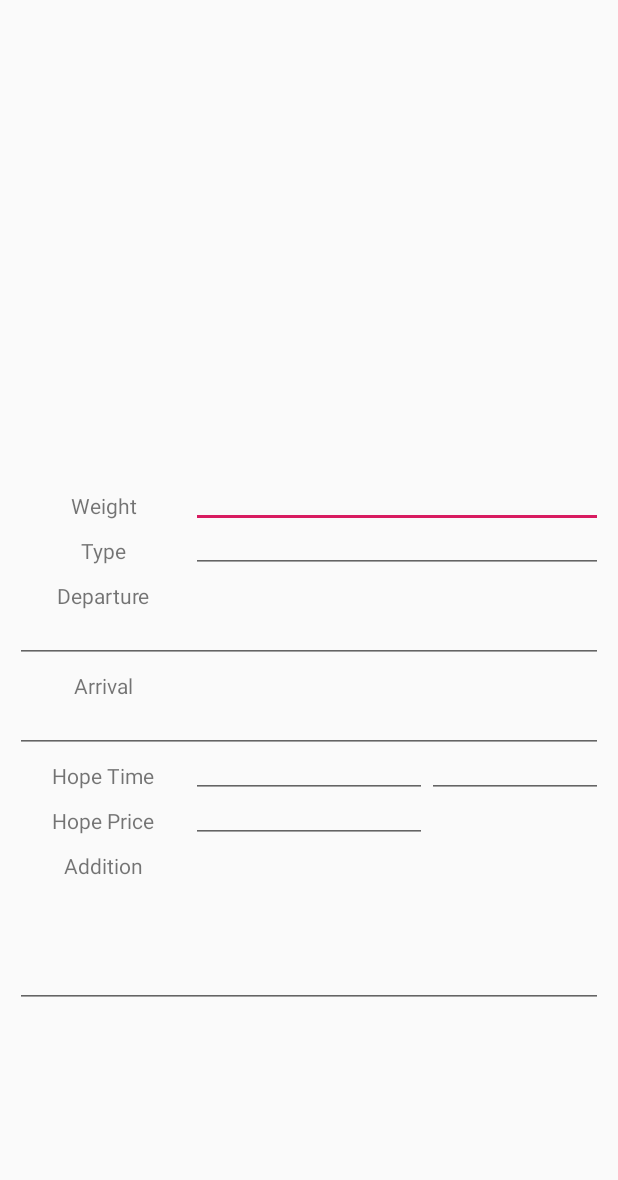
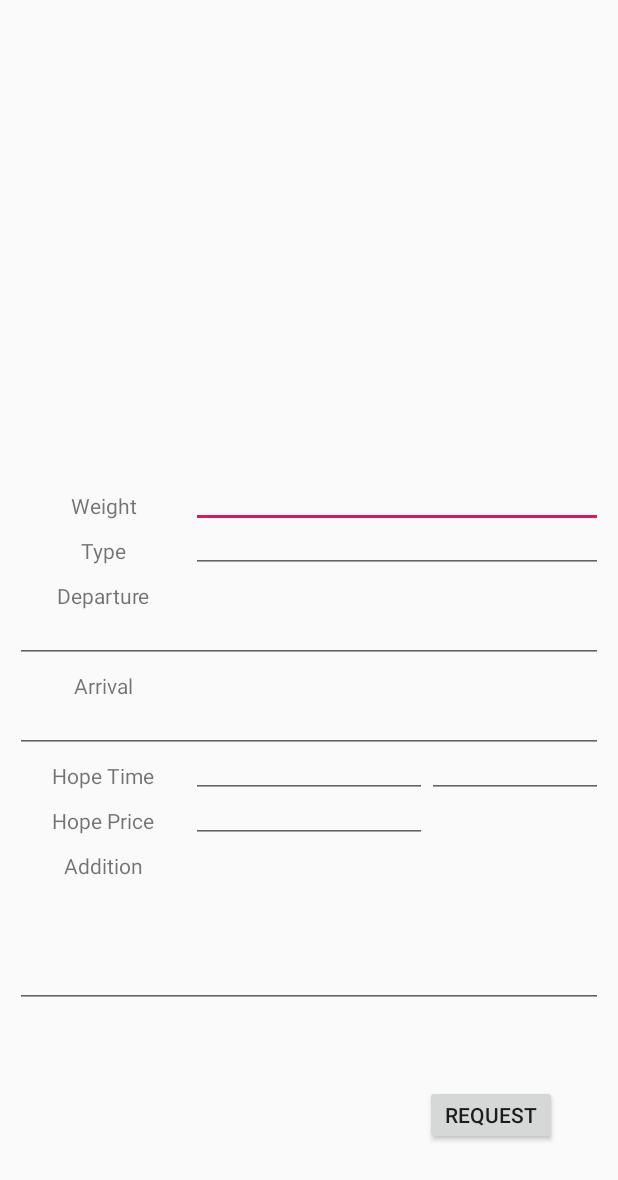
Before and after one commit to JWHAPO/freight_app, an Android app: the layout order_layout.xml on its own in the app's theme, with its tools: preview values and no code run, on a phone screen of 412 x 824 dp. Shown: the top 1180 px of the screen. Run offline under Robolectric (Android 15) with nearby library versions, the phone set to English and light mode, and no system bars.

Commit message:
almost complete order_layout

```diff
--- a/app/src/main/res/layout/order_layout.xml
+++ b/app/src/main/res/layout/order_layout.xml
@@ -237,6 +237,18 @@
                 app:layout_constraintLeft_toLeftOf="parent"
                 app:layout_constraintTop_toBottomOf="@+id/order_addition_title_tv"
         />
+        <Button
+                android:id="@+id/order_request_btn"
+                android:layout_width="wrap_content"
+                android:layout_height="@dimen/button_height_normal_size"
+                android:text="@string/request"
+                app:layout_constraintTop_toBottomOf="@+id/order_addition_et"
+                app:layout_constraintRight_toRightOf="parent"
+                app:layout_constraintLeft_toLeftOf="parent"
+                app:layout_constraintHorizontal_bias="0.9"
+                app:layout_constraintBottom_toBottomOf="parent"
+        />
+
 
     </android.support.constraint.ConstraintLayout>
 
--- a/app/src/main/res/values/dimens.xml
+++ b/app/src/main/res/values/dimens.xml
@@ -10,6 +10,7 @@
     <dimen name="textview_margin_size">10dp</dimen>
     <dimen name="current_car_count_text_field_height">50dp</dimen>
     <dimen name="main_move_button_height">80dp</dimen>
+    <dimen name="button_height_normal_size">40dp</dimen>
 
     <!--TEXT SIZE-->
     <dimen name="current_car_count_text_size">30sp</dimen>
--- a/app/src/main/res/values/strings.xml
+++ b/app/src/main/res/values/strings.xml
@@ -15,4 +15,5 @@
     <string name="hope_time">Hope Time</string>
     <string name="hope_price">Hope Price</string>
     <string name="addition">Addition</string>
+    <string name="request">Request</string>
 </resources>
```
